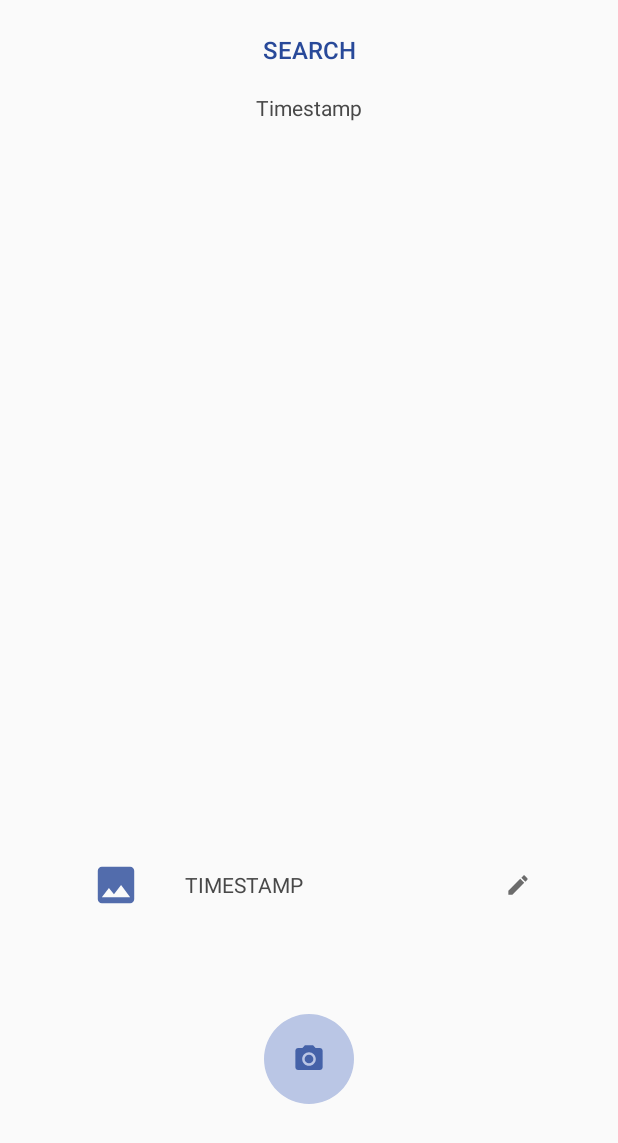
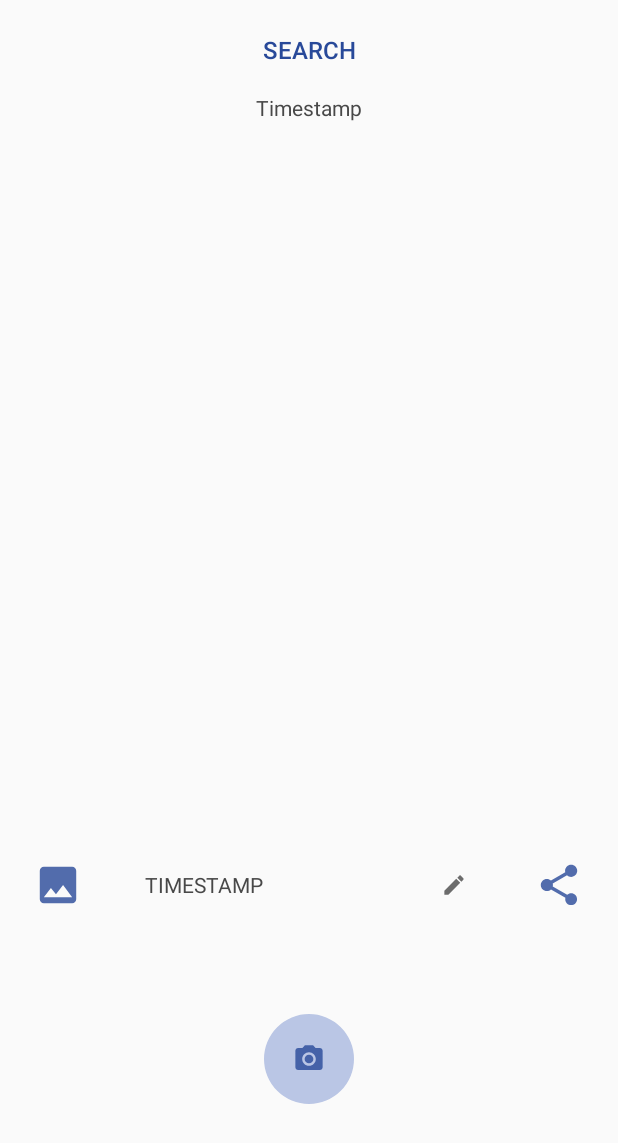
Before and after one commit to zing2bing13/PhotoGalleryApp, an Android app: the screen it shows after launch (MainActivity), on a phone screen of 412 x 824 dp. Shown: the top 1143 px of the screen. Run offline under Robolectric (Android 15) with nearby library versions, the phone set to English and light mode, and no system bars.

Commit message:
Added Share button to main layout

```diff
--- a/app/src/main/java/com/example/assignment1/MainActivity.java
+++ b/app/src/main/java/com/example/assignment1/MainActivity.java
@@ -121,6 +121,9 @@ public class MainActivity extends AppCompatActivity {
                 onTakePhotoClicked(v);
             }
         });
+
+        //Share photo button clicked
+
 
         /*//empty default image caption when focusing
         currentImageCaption.setOnFocusChangeListener(new View.OnFocusChangeListener() {
--- /dev/null
+++ b/app/src/main/res/drawable-anydpi/ic_share.xml
@@ -0,0 +1,14 @@
+<vector xmlns:android="http://schemas.android.com/apk/res/android"
+    android:width="24dp"
+    android:height="24dp"
+    android:viewportWidth="33.6"
+    android:viewportHeight="33.6"
+    android:tint="#284999"
+    android:alpha="0.8">
+    <group android:translateX="4.8"
+        android:translateY="4.8">
+        <path
+            android:fillColor="#FF000000"
+            android:pathData="M18,16.08c-0.76,0 -1.44,0.3 -1.96,0.77L8.91,12.7c0.05,-0.23 0.09,-0.46 0.09,-0.7s-0.04,-0.47 -0.09,-0.7l7.05,-4.11c0.54,0.5 1.25,0.81 2.04,0.81 1.66,0 3,-1.34 3,-3s-1.34,-3 -3,-3 -3,1.34 -3,3c0,0.24 0.04,0.47 0.09,0.7L8.04,9.81C7.5,9.31 6.79,9 6,9c-1.66,0 -3,1.34 -3,3s1.34,3 3,3c0.79,0 1.5,-0.31 2.04,-0.81l7.12,4.16c-0.05,0.21 -0.08,0.43 -0.08,0.65 0,1.61 1.31,2.92 2.92,2.92 1.61,0 2.92,-1.31 2.92,-2.92s-1.31,-2.92 -2.92,-2.92z"/>
+    </group>
+</vector>
--- a/app/src/main/res/layout/activity_main.xml
+++ b/app/src/main/res/layout/activity_main.xml
@@ -80,32 +80,30 @@
         android:id="@+id/gallery"
         android:layout_width="45dp"
         android:layout_height="45dp"
-        android:layout_marginLeft="32dp"
         android:background="@drawable/ic_gallery"
         app:layout_constraintLeft_toLeftOf="@id/imageView"
-        app:layout_constraintRight_toLeftOf="@id/imageCaption"
         app:layout_constraintTop_toTopOf="@+id/imageCaption" />
 
 
-      <EditText
+    <EditText
         android:id="@+id/imageCaption"
         android:layout_width="250dp"
         android:layout_height="45dp"
         android:layout_marginTop="8dp"
-        android:layout_marginEnd="48dp"
         android:background="@null"
         android:drawableRight="@drawable/ic_edit"
         android:drawablePadding="5dp"
         android:ems="10"
         android:hint="Image caption"
+        android:imeOptions="actionDone"
         android:inputType="textPersonName"
         android:paddingLeft="16dp"
+        android:paddingRight="16dp"
         android:text="TIMESTAMP"
         android:textColor="@color/colorFontDark"
         android:textSize="14sp"
-        android:imeOptions="actionDone"
         app:layout_constraintBottom_toTopOf="@+id/snapButton"
-        app:layout_constraintEnd_toEndOf="parent"
+        app:layout_constraintEnd_toStartOf="@+id/shareButton"
         app:layout_constraintStart_toEndOf="@+id/gallery"
         app:layout_constraintTop_toBottomOf="@+id/imageView" />
 
@@ -122,6 +120,13 @@
         app:layout_constraintRight_toRightOf="parent"
         app:layout_constraintTop_toBottomOf="@+id/imageCaption" />
 
+    <Button
+        android:id="@+id/shareButton"
+        android:layout_width="45dp"
+        android:layout_height="45dp"
+        android:background="@drawable/ic_share"
+        app:layout_constraintRight_toRightOf="@id/imageView"
+        app:layout_constraintTop_toTopOf="@+id/imageCaption" />
 
 
 </androidx.constraintlayout.widget.ConstraintLayout>
```
Also changed, not shown: app/src/main/res/drawable-anydpi/ic_gallery.xml (indentation only), app/src/main/res/drawable-hdpi/ic_share.png (added), app/src/main/res/drawable-mdpi/ic_share.png (added), app/src/main/res/drawable-xhdpi/ic_share.png (added), app/src/main/res/drawable-xxhdpi/ic_share.png (added).
